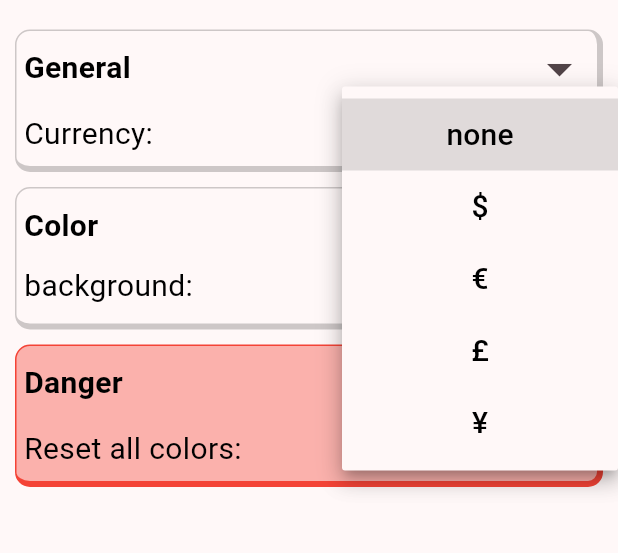
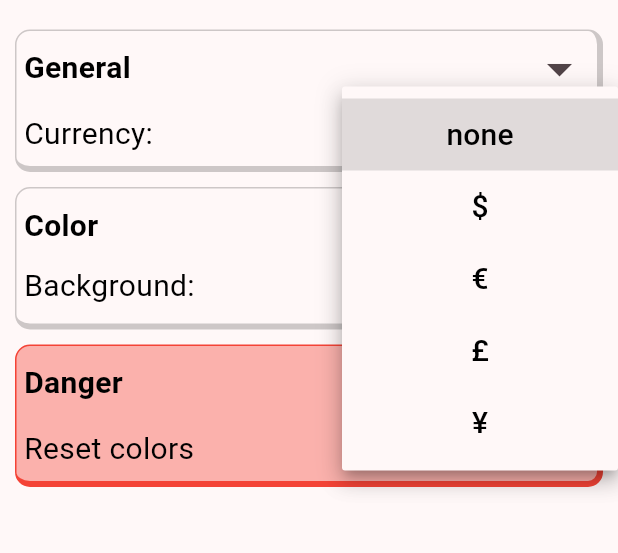
Before and after one commit to EtienneAuroux/tokihakanenari, a Flutter app: the Settings screen opened directly, after a tap on "none", on a phone screen of 412 x 824 dp, the part 65-618 px from its top. Run offline on Flutter 3.47's test engine with Material 3 defaults, Android fonts, the phone set to English and light mode, and no system bars; our stand-ins replace shared_preferences; accounts and stored records are empty; generated files the repository leaves out were written again; Roboto replaces fonts that are missing (MontserratAlternate); project files that could hold a hidden picture were left out.

Commit message:
<feat>: Replaced all hard coded strings with localization.

```diff
--- a/lib/card_types/add_card.dart
+++ b/lib/card_types/add_card.dart
@@ -3,6 +3,8 @@ import 'package:tokihakanenari/card_generators/mini_card.dart';
 import 'package:tokihakanenari/ledger_data/ledger.dart';
 import 'package:tokihakanenari/my_enums.dart';
 import 'package:tokihakanenari/visual_tools/text_styles.dart';
+
+import 'package:flutter_gen/gen_l10n/app_localizations.dart';
 
 // import 'dart:developer' as developer;
 
@@ -54,8 +56,8 @@ class _AddCardState extends State<AddCard> {
           alignment: Alignment.topCenter,
           child: Column(
             children: [
-              const Text(
-                'New source of income',
+              Text(
+                AppLocalizations.of(context)!.addCard,
                 textAlign: TextAlign.center,
                 style: TextStyles.cardTitle,
               ),
--- a/lib/card_types/salaries.dart
+++ b/lib/card_types/salaries.dart
@@ -49,7 +49,7 @@ class _SalariesState extends State<Salaries> {
         );
       case CardSize.small:
         return SmallCardContainer(
-          cardTitle: 'Salaries',
+          cardTitle: AppLocalizations.of(context)!.salaries,
           perDay: ledger.salariesData.totalPerDay,
         );
     }
--- a/lib/card_types/settings.dart
+++ b/lib/card_types/settings.dart
@@ -7,6 +7,8 @@ import 'package:tokihakanenari/ledger_data/ledger.dart';
 import 'package:tokihakanenari/my_enums.dart';
 import 'package:tokihakanenari/visual_tools/font_awesome5_icons.dart';
 import 'package:tokihakanenari/visual_tools/text_styles.dart';
+
+import 'package:flutter_gen/gen_l10n/app_localizations.dart';
 
 // import 'dart:developer' as developer;
 
@@ -26,7 +28,7 @@ class _SettingsState extends State<Settings> {
   List<Widget> getGeneralSettings() {
     return [
       SettingDropdown(
-          title: 'Currency',
+          title: AppLocalizations.of(context)!.currency,
           values: Currency.values,
           onNewValue: (dynamic newCurrency) {
             setState(() {
@@ -46,47 +48,47 @@ class _SettingsState extends State<Settings> {
 
   List<Widget> getColorSettings() {
     return [
-      const GradientSelector(
-        title: 'background',
+      GradientSelector(
+        title: AppLocalizations.of(context)!.background,
       ),
-      const GradientSelector(
-        title: 'total income',
+      GradientSelector(
+        title: AppLocalizations.of(context)!.totalIncome,
         cardType: CardType.totalIncome,
       ),
-      const GradientSelector(
-        title: 'add income',
+      GradientSelector(
+        title: AppLocalizations.of(context)!.addIncome,
         cardType: CardType.addCard,
       ),
-      const GradientSelector(
-        title: 'content creation',
+      GradientSelector(
+        title: AppLocalizations.of(context)!.contentCreation,
         cardType: CardType.contentCreation,
       ),
-      const GradientSelector(
-        title: 'custom incomes',
+      GradientSelector(
+        title: AppLocalizations.of(context)!.customIncomes,
         cardType: CardType.customIncome,
       ),
-      const GradientSelector(
-        title: 'index funds',
+      GradientSelector(
+        title: AppLocalizations.of(context)!.indexFunds,
         cardType: CardType.indexFunds,
       ),
-      const GradientSelector(
-        title: 'private funds',
+      GradientSelector(
+        title: AppLocalizations.of(context)!.privateFunds,
         cardType: CardType.privateFunds,
       ),
-      const GradientSelector(
-        title: 'real estate',
+      GradientSelector(
+        title: AppLocalizations.of(context)!.realEstate,
         cardType: CardType.realEstate,
       ),
-      const GradientSelector(
-        title: 'salaries',
+      GradientSelector(
+        title: AppLocalizations.of(context)!.salaries,
         cardType: CardType.salaries,
       ),
-      const GradientSelector(
-        title: 'saving accounts',
+      GradientSelector(
+        title: AppLocalizations.of(context)!.savingAccounts,
         cardType: CardType.savingAccounts,
       ),
-      const GradientSelector(
-        title: 'stock accounts:',
+      GradientSelector(
+        title: AppLocalizations.of(context)!.stockAccounts,
         cardType: CardType.stockAccounts,
       ),
     ];
@@ -97,8 +99,8 @@ class _SettingsState extends State<Settings> {
       Row(
         mainAxisAlignment: MainAxisAlignment.spaceBetween,
         children: [
-          const Text(
-            'Reset all colors:',
+          Text(
+            AppLocalizations.of(context)!.resetColors,
             style: TextStyles.cardBody,
           ),
           IconButton(
@@ -107,7 +109,7 @@ class _SettingsState extends State<Settings> {
                   context: context,
                   builder: (BuildContext context) {
                     return DangerDialog(
-                      title: 'Reset colors',
+                      title: AppLocalizations.of(context)!.resetColors,
                       onActionValidated: () {
                         ledger.resetAllGradients();
                       },
@@ -121,8 +123,8 @@ class _SettingsState extends State<Settings> {
       Row(
         mainAxisAlignment: MainAxisAlignment.spaceBetween,
         children: [
-          const Text(
-            'Erase all data:',
+          Text(
+            AppLocalizations.of(context)!.eraseData,
             style: TextStyles.cardBody,
           ),
           IconButton(
@@ -131,7 +133,7 @@ class _SettingsState extends State<Settings> {
                   context: context,
                   builder: (BuildContext context) {
                     return DangerDialog(
-                      title: 'Erase data',
+                      title: AppLocalizations.of(context)!.eraseData,
                       onActionValidated: () {
                         ledger.deleteAllData();
                       },
@@ -145,8 +147,8 @@ class _SettingsState extends State<Settings> {
       Row(
         mainAxisAlignment: MainAxisAlignment.spaceBetween,
         children: [
-          const Text(
-            'Erase everything:',
+          Text(
+            AppLocalizations.of(context)!.eraseEverything,
             style: TextStyles.cardBody,
           ),
           IconButton(
@@ -155,7 +157,7 @@ class _SettingsState extends State<Settings> {
                   context: context,
                   builder: (BuildContext context) {
                     return DangerDialog(
-                      title: 'Erase everything',
+                      title: AppLocalizations.of(context)!.eraseEverything,
                       onActionValidated: () {
                         ledger.currency = Currency.none;
                         ledger.language = Language.english;
@@ -183,19 +185,19 @@ class _SettingsState extends State<Settings> {
           child: ListView(
             physics: const NeverScrollableScrollPhysics(),
             children: [
-              const Row(
+              Row(
                 mainAxisAlignment: MainAxisAlignment.center,
                 children: [
-                  Icon(
+                  const Icon(
                     FontAwesome5.tools_1,
                     color: Colors.black,
                     size: 40,
                   ),
-                  SizedBox(
+                  const SizedBox(
                     width: 20,
                   ),
                   Text(
-                    'Settings',
+                    AppLocalizations.of(context)!.settings,
                     style: TextStyles.cardTitle,
                   ),
                 ],
@@ -208,7 +210,7 @@ class _SettingsState extends State<Settings> {
                 child: ListView(
                   children: [
                     SettingContainer(
-                      title: 'General',
+                      title: AppLocalizations.of(context)!.general,
                       milliseconds: 300,
                       open: setting == Setting.general,
                       onOpen: (bool open) {
@@ -222,7 +224,7 @@ class _SettingsState extends State<Settings> {
                       height: 10,
                     ),
                     SettingContainer(
-                      title: 'Color',
+                      title: AppLocalizations.of(context)!.color,
                       milliseconds: 500,
                       open: setting == Setting.color,
                       onOpen: (bool open) {
@@ -236,7 +238,7 @@ class _SettingsState extends State<Settings> {
                       height: 10,
                     ),
                     SettingContainer(
-                      title: 'Danger',
+                      title: AppLocalizations.of(context)!.danger,
                       milliseconds: 300,
                       open: setting == Setting.danger,
                       onOpen: (bool open) {
--- a/lib/card_types/stock_accounts.dart
+++ b/lib/card_types/stock_accounts.dart
@@ -36,16 +36,16 @@ class _StockAccountsState extends State<StockAccounts> {
           },
         );
       case CardSize.mini:
-        return const Center(
+        return Center(
           child: Text(
-            'Stock accounts',
+            CardType.totalIncome.title(context),
             style: TextStyles.miniCardTitle,
             textAlign: TextAlign.center,
           ),
         );
       case CardSize.small:
         return SmallCardContainer(
-          cardTitle: 'Stock accounts',
+          cardTitle: CardType.totalIncome.title(context),
           perDay: ledger.stockAccountsData.totalPerDay,
           investedAmount: ledger.stockAccountsData.totalInvested,
         );
--- a/lib/customized_widgets/income_container.dart
+++ b/lib/customized_widgets/income_container.dart
@@ -313,7 +313,7 @@ class _IncomeContainerState extends State<IncomeContainer> {
                 mainAxisAlignment: MainAxisAlignment.spaceBetween,
                 children: [
                   Text(
-                    '${AppLocalizations.of(context)!.income}: ${ledger.formatMonetaryAmounts(widget.income.perDayIncome, false, context)} / ${AppLocalizations.of(context)!.day}',
+                    '${AppLocalizations.of(context)!.income} ${ledger.formatMonetaryAmounts(widget.income.perDayIncome, false, context)} / ${AppLocalizations.of(context)!.day}',
                     style: TextStyles.cardBody,
                   ),
                   RotatingButton(
--- a/lib/l10n/app_en.arb
+++ b/lib/l10n/app_en.arb
@@ -45,6 +45,7 @@
 
     "currency": "Currency",
     "background": "Background",
+    "addIncome": "Add income",
     "resetColors": "Reset colors",
     "eraseData": "Erase data",
     "eraseEverything": "Erase everything",
@@ -68,5 +69,6 @@
     "amount": "amount",
     "amountHint": "the amount of money invested to generate the income",
     "rateOfReturn": "return",
-    "returnHint": "the average rate of return per year in %"
+    "returnHint": "the average rate of return per year in %",
+    "salaryHint": "the amount of money that you receive as salary"
 }
--- a/lib/l10n/app_fr.arb
+++ b/lib/l10n/app_fr.arb
@@ -45,6 +45,7 @@
 
     "currency": "Monnaie",
     "background": "Arrière-plan",
+    "addIncome": "Ajout de revenues",
     "resetColors": "Réinitialiser les couleurs",
     "eraseData": "Effacer les données",
     "eraseEverything": "Tout effacer",
@@ -68,5 +69,6 @@
     "amount": "somme investie",
     "amountHint": "la somme d'argent investie pour générer le revenue",
     "rateOfReturn": "taux de revient",
-    "returnHint": "le taux de revient moyen par an en %"
+    "returnHint": "le taux de revient moyen par an en %",
+    "salaryHint": "la somme d'argent que vous recevez en tant que salaire"
 }
--- a/lib/l10n/app_ja.arb
+++ b/lib/l10n/app_ja.arb
@@ -45,6 +45,7 @@
 
     "currency": "Currency",
     "background": "Background",
+    "addIncome": "Add income",
     "resetColors": "Reset colors",
     "eraseData": "Erase data",
     "eraseEverything": "Erase everything",
@@ -61,7 +62,6 @@
 
     "name": "name",
     "nameHint": "the name of your income",
-
     "period": "period",
     "periodHint": "whether you receive your revenue per day, week, month or year",
     "icon": "icon",
@@ -69,5 +69,6 @@
     "amount": "amount",
     "amountHint": "the amount of money invested to generate the income",
     "rateOfReturn": "return",
-    "returnHint": "the average rate of return per year in %"
+    "returnHint": "the average rate of return per year in %",
+    "salaryHint": "the amount of money that you receive as salary"
 }
```
Also changed, not shown: lib/alert_dialogs/color_picker_dialog.dart (+10 -8 lines), lib/alert_dialogs/danger_dialog.dart (+8 -6 lines), lib/alert_dialogs/new_income_dialog.dart (+26 -24 lines), lib/card_types/content_creation.dart (+5 -3 lines), lib/card_types/custom_income.dart (+5 -3 lines), lib/card_types/index_funds.dart (+5 -3 lines), lib/card_types/private_funds.dart (+5 -3 lines), lib/card_types/real_estate.dart (+5 -3 lines), lib/card_types/saving_accounts.dart (+4 -3 lines), lib/card_types/total_income.dart (+3 -7 lines).
